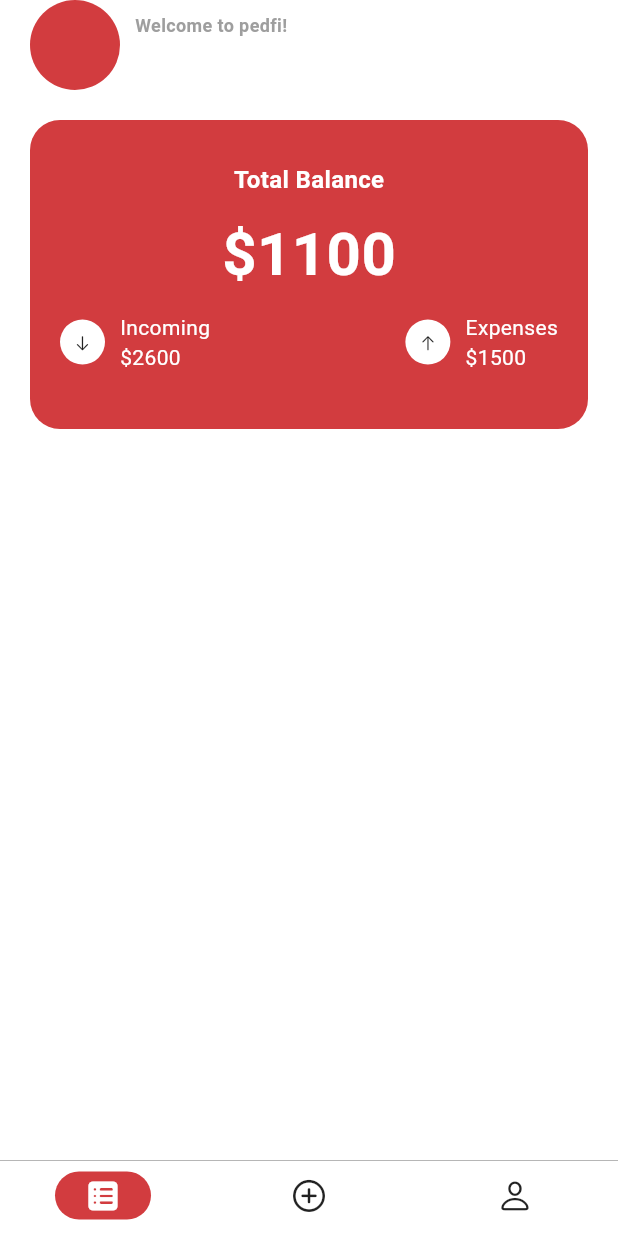
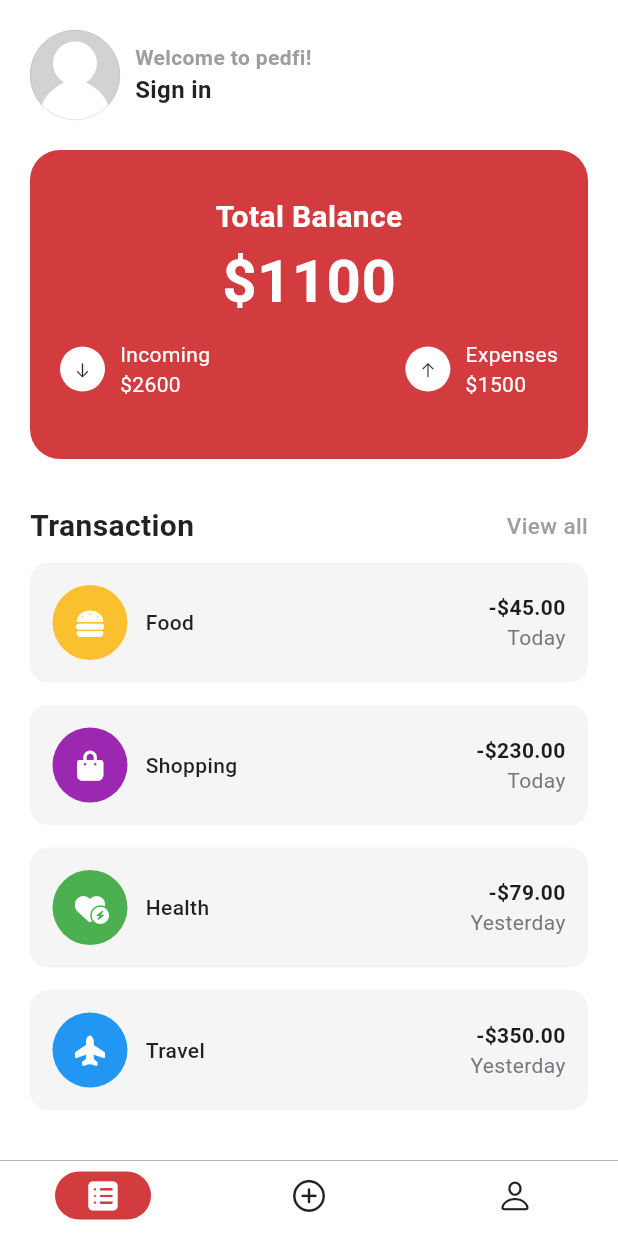
Before and after one commit to hieunmh/PEDFI, a Flutter app: the screen it shows after launch, on a phone screen of 412 x 824 dp. Run offline on Flutter 3.47's test engine with Material 3 defaults, Android fonts, the phone set to English and light mode, and no system bars; our stand-ins replace flutter_dotenv, flutter_iconly, font_awesome_flutter, get, loading_animation_widget, shared_preferences and 1 more; accounts and stored records are empty.

Commit message:
ui: home ui done

```diff
--- a/lib/pages/application/application_bindings.dart
+++ b/lib/pages/application/application_bindings.dart
@@ -1,8 +1,8 @@
 
 import 'package:get/get.dart';
 import 'package:pedfi/pages/application/application_controller.dart';
+import 'package:pedfi/pages/application/home/home_controller.dart';
 import 'package:pedfi/pages/application/profile/profile_controller.dart';
-
 
 class ApplicationBindings extends Bindings {
 
@@ -10,5 +10,6 @@ class ApplicationBindings extends Bindings {
   void dependencies() {
     Get.lazyPut(() => ApplicationController());
     Get.lazyPut(() => ProfileController());
+    Get.lazyPut(() => HomeController());
   }
 }
--- a/lib/pages/application/application_controller.dart
+++ b/lib/pages/application/application_controller.dart
@@ -1,39 +1,27 @@
 import 'package:flutter/cupertino.dart';
 import 'package:flutter/material.dart';
 import 'package:get/get.dart';
+import 'package:supabase_flutter/supabase_flutter.dart';
 
 class ApplicationController extends GetxController {
+
+  final supabase = Supabase.instance.client;
 
   final state = 0.obs;
   final position = ''.obs;
 
+  var userEmail = ''.obs;
+  var joinDate = ''.obs;
+  var isLoggedin = false.obs;
+
+
   late final PageController pageController;
-  // late final List<BottomNavigationBarItem> bottomNavBar;
   late final List<NavigationDestination> bottomNavDes;
 
   @override
   void onInit() {
     super.onInit();
-
-    // bottomNavBar = <BottomNavigationBarItem> [
-    //   const BottomNavigationBarItem(
-    //     activeIcon: Icon(CupertinoIcons.square_list_fill),
-    //     icon: Icon(CupertinoIcons.square_list),
-    //     label: 'Home',
-    //   ),
-
-    //   const BottomNavigationBarItem(
-    //     activeIcon: Icon(CupertinoIcons.add_circled_solid),
-    //     icon: Icon(CupertinoIcons.add_circled),
-    //     label: 'Add',
-    //   ),
-
-    //   const BottomNavigationBarItem(
-    //     activeIcon: Icon(CupertinoIcons.person_fill),
-    //     icon: Icon(CupertinoIcons.person),
-    //     label: 'Profile',
-    //   ),
-    // ];
+    getProfile();
 
     bottomNavDes = const [
       NavigationDestination(
@@ -74,6 +62,19 @@ class ApplicationController extends GetxController {
     super.dispose();
   }
 
+  Future<void> getProfile() async {
+    var email = supabase.auth.currentUser?.email.toString();
+    var createdAt = supabase.auth.currentUser?.createdAt.toString();
+
+    if (email == null || createdAt == null) {
+      return;
+    } else {
+      userEmail.value = email;
+      joinDate.value = createdAt;
+      isLoggedin.value = true;
+    }
+  }
+
   void handlePageChange(int index) {
     state.value = index;
   }
--- a/lib/pages/application/home/home_controller.dart
+++ b/lib/pages/application/home/home_controller.dart
@@ -1,17 +1,19 @@
 import 'package:get/get.dart';
+import 'package:pedfi/pages/application/application_controller.dart';
 
 class HomeController extends GetxController {
 
-List<double> weeklySummary = [
-  4.40,
-  2.50,
-  42.42,
-  10.50,
-  100.20,
-  88.90,
-  26.11
-];
+  var userEmail = ''.obs;
 
+  var appController = Get.find<ApplicationController>();
 
+  @override
+  void onInit() {
+    super.onInit();
+    userEmail.value = appController.userEmail.value;
+  }
 
+  void setUserEmail(String name) {
+    userEmail.value = name;
+  }
 }
--- a/lib/pages/application/home/home_view.dart
+++ b/lib/pages/application/home/home_view.dart
@@ -1,9 +1,9 @@
-import 'package:flutter/cupertino.dart';
 import 'package:flutter/material.dart';
 import 'package:get/get.dart';
 import 'package:pedfi/consts/app_color.dart';
 import 'package:pedfi/pages/application/home/home_controller.dart';
-import 'package:pedfi/pages/application/profile/profile_controller.dart';
+import 'package:pedfi/pages/application/home/total_balance.dart';
+import 'package:pedfi/pages/application/home/transaction.dart';
 import 'package:pedfi/provider/dark_theme_provider.dart';
 import 'package:provider/provider.dart';
 
@@ -18,12 +18,17 @@ class HomePage extends GetView<HomeController>  {
     final Color color = themeState.getDarkTheme ?
     AppColor.textDarkThemeColor : AppColor.textLightThemeColor;
 
-    // final Color bgcolor = themeState.getDarkTheme ?
-    // AppColor.bgDarkThemeColor : AppColor.bgLightThemeColor;
+    final Color bgcolor = themeState.getDarkTheme ?
+    AppColor.bgDarkThemeColor : AppColor.bgLightThemeColor;
 
-    return SafeArea(
+    return Scaffold(
+      appBar: AppBar(
+        toolbarHeight: 0,
+        backgroundColor: bgcolor,
+      ),
+      body: SingleChildScrollView(
         child: Padding(
-        padding: const EdgeInsets.symmetric(horizontal: 20),
+          padding: const EdgeInsets.all(20),
           child: Column(
             children: [
               Row(
@@ -31,9 +36,13 @@ class HomePage extends GetView<HomeController>  {
                   Container(
                     width: 60,
                     height: 60,
-                  decoration: const BoxDecoration(
+                    decoration: BoxDecoration(
                       shape: BoxShape.circle,
-                    color: AppColor.commonColor
+                      image: const DecorationImage(
+                        image: AssetImage('assets/images/placeholder.jpg'),
+                        fit: BoxFit.cover,
+                      ),
+                      border: Border.all(color: Colors.grey, width: 0.2)
                     ),
                   ),
 
@@ -46,15 +55,16 @@ class HomePage extends GetView<HomeController>  {
                         const Text(
                           'Welcome to pedfi!',
                           style: TextStyle(
-                          fontSize: 12,
+                            fontSize: 14,
                             fontWeight: FontWeight.w600,
                             color: Colors.grey
                           ),
                         ),
                         Text(
-                        ProfileController().userEmail.value,
+                          controller.userEmail.value.isEmpty ?
+                          'Sign in' : controller.userEmail.value,
                           style: TextStyle(
-                          fontSize: 18,
+                            fontSize: 16,
                             fontWeight: FontWeight.bold,
                             color: color
                           ),
@@ -66,121 +76,13 @@ class HomePage extends GetView<HomeController>  {
               ),
               const SizedBox(height: 20),
 
-            Container(
-              width: double.infinity,
-              height: MediaQuery.of(context).size.width / 2,
-              decoration: BoxDecoration(
-                color: AppColor.commonColor,
-                borderRadius: BorderRadius.circular(20),
-              ),
-              child: Column(
-                mainAxisAlignment: MainAxisAlignment.center,
-                children: [
-                  const Text(
-                    'Total Balance',
-                    style: TextStyle(
-                      color: Colors.white,
-                      fontSize: 16,
-                      fontWeight: FontWeight.w600
-                    ),
-                  ),
+              const TotalBalance(),
 
-                  const SizedBox(height: 10),
+              const SizedBox(height: 30),
 
-                  const Text(
-                    '\$1100',
-                    style: TextStyle(
-                      color: Colors.white,
-                      fontSize: 40,
-                      fontWeight: FontWeight.bold
-                    ),
-                  ),
-
-                  Padding(
-                    padding: const EdgeInsets.symmetric(vertical: 10, horizontal: 20),
-                    child: Row(
-                      mainAxisAlignment: MainAxisAlignment.spaceBetween,
-                      children: [
-                        Row(
-                          children: [
-                            Container(
-                              width: 30,
-                              height: 30,
-                              decoration: const BoxDecoration(
-                                color: Colors.white,
-                                shape: BoxShape.circle,
-                              ),
-                              child: const Center(
-                                child: Icon(CupertinoIcons.arrow_down, size: 12),
-                              ),
-                            ),
-
-                            const SizedBox(width: 10),
-
-                            const Column(
-                              crossAxisAlignment: CrossAxisAlignment.start,
-                              children: [
-                                Text(
-                                  'Incoming',
-                                  style: TextStyle(
-                                    color: Colors.white
-                                  ),
-                                ),
-
-                                Text(
-                                  '\$2600',
-                                  style: TextStyle(
-                                    color: Colors.white
-                                  ),
-                                ),
-                              ],
-                            )
+              const Transaction()
             ],
           ),
-
-                        Row(
-                          children: [
-                            Container(
-                              width: 30,
-                              height: 30,
-                              decoration: const BoxDecoration(
-                                color: Colors.white,
-                                shape: BoxShape.circle
-                              ),
-                              child: const Center(
-                                child: Icon(CupertinoIcons.arrow_up, size: 12),
-                              ),
-                            ),
-
-                            const SizedBox(width: 10),
-
-                            const Column(
-                              crossAxisAlignment: CrossAxisAlignment.start,
-                              children: [
-                                Text(
-                                  'Expenses',
-                                  style: TextStyle(
-                                    color: Colors.white
-                                  ),
-                                ),
-
-                                Text(
-                                  '\$1500',
-                                  style: TextStyle(
-                                    color: Colors.white
-                                  ),
-                                ),
-                              ],
-                            )
-                          ],
-                        )
-                      ],
-                    ),
-                  )
-                ],
-              ),
-            )
-          ],
         ),
       )
     );
--- /dev/null
+++ b/lib/pages/application/home/total_balance.dart
@@ -0,0 +1,127 @@
+import 'package:flutter/cupertino.dart';
+import 'package:flutter/material.dart';
+import 'package:get/get.dart';
+import 'package:pedfi/consts/app_color.dart';
+import 'package:pedfi/pages/application/home/home_controller.dart';
+
+class TotalBalance extends GetView<HomeController> {
+  const TotalBalance({super.key});
+
+  @override
+  Widget build(BuildContext context) {
+
+
+    return Container(
+      width: double.infinity,
+      height: MediaQuery.of(context).size.width / 2,
+      decoration: BoxDecoration(
+        color: AppColor.commonColor,
+        borderRadius: BorderRadius.circular(20),
+      ),
+      child: Column(
+        mainAxisAlignment: MainAxisAlignment.center,
+        children: [
+          const Text(
+            'Total Balance',
+            style: TextStyle(
+              color: Colors.white,
+              fontSize: 20,
+              fontWeight: FontWeight.w600
+            ),
+          ),
+
+          const Text(
+            '\$1100',
+            style: TextStyle(
+              color: Colors.white,
+              fontSize: 40,
+              fontWeight: FontWeight.bold
+            ),
+          ),
+
+          Padding(
+            padding: const EdgeInsets.symmetric(vertical: 10, horizontal: 20),
+            child: Row(
+              mainAxisAlignment: MainAxisAlignment.spaceBetween,
+              children: [
+                Row(
+                  children: [
+                    Container(
+                      width: 30,
+                      height: 30,
+                      decoration: const BoxDecoration(
+                        color: Colors.white,
+                        shape: BoxShape.circle,
+                      ),
+                      child: const Center(
+                        child: Icon(CupertinoIcons.arrow_down, size: 12),
+                      ),
+                    ),
+
+                    const SizedBox(width: 10),
+
+                    const Column(
+                      crossAxisAlignment: CrossAxisAlignment.start,
+                      children: [
+                        Text(
+                          'Incoming',
+                          style: TextStyle(
+                            color: Colors.white
+                          ),
+                        ),
+
+                        Text(
+                          '\$2600',
+                          style: TextStyle(
+                            color: Colors.white
+                          ),
+                        ),
+                      ],
+                    )
+                  ],
+                ),
+
+                Row(
+                  children: [
+                    Container(
+                      width: 30,
+                      height: 30,
+                      decoration: const BoxDecoration(
+                        color: Colors.white,
+                        shape: BoxShape.circle
+                      ),
+                      child: const Center(
+                        child: Icon(CupertinoIcons.arrow_up, size: 12),
+                      ),
+                    ),
+
+                    const SizedBox(width: 10),
+
+                    const Column(
+                      crossAxisAlignment: CrossAxisAlignment.start,
+                      children: [
+                        Text(
+                          'Expenses',
+                          style: TextStyle(
+                            color: Colors.white
+                          ),
+                        ),
+
+                        Text(
+                          '\$1500',
+                          style: TextStyle(
+                            color: Colors.white
+                          ),
+                        ),
+                      ],
+                    )
+                  ],
+                )
+              ],
+            ),
+          )
+        ],
+      ),
+    );
+  }
+}
--- /dev/null
+++ b/lib/pages/application/home/transaction.dart
@@ -0,0 +1,157 @@
+import 'package:flutter/material.dart';
+import 'package:font_awesome_flutter/font_awesome_flutter.dart';
+import 'package:get/get.dart';
+import 'package:pedfi/consts/app_color.dart';
+import 'package:pedfi/pages/application/home/home_controller.dart';
+import 'package:pedfi/provider/dark_theme_provider.dart';
+import 'package:provider/provider.dart';
+
+class Transaction extends GetView<HomeController> {
+  const Transaction({super.key});
+
+  @override
+  Widget build(BuildContext context) {
+    final themeState = Provider.of<DarkThemeProvider>(context);
+
+    final Color color = themeState.getDarkTheme ?
+    AppColor.textDarkThemeColor : AppColor.textLightThemeColor;
+
+    final bgColor = themeState.getDarkTheme ? Colors.grey.shade900 : Colors.grey.shade100;
+
+
+
+    final List<Map<String, dynamic>> transactionsData = [
+    {
+      'icon': FontAwesomeIcons.burger,
+      'color': Colors.yellow[700],
+      'name': 'Food',
+      'totalAmount': '-\$45.00',
+      'date': 'Today',
+    },
+    {
+      'icon': FontAwesomeIcons.bagShopping,
+      'color': Colors.purple,
+      'name': 'Shopping',
+      'totalAmount': '-\$230.00',
+      'date': 'Today',
+    },
+    {
+      'icon':FontAwesomeIcons.heartCircleBolt,
+      'color': Colors.green,
+      'name': 'Health',
+      'totalAmount': '-\$79.00',
+      'date': 'Yesterday',
+    },
+    {
+      'icon': FontAwesomeIcons.planeUp,
+      'color': Colors.blue,
+      'name': 'Travel',
+      'totalAmount': '-\$350.00',
+      'date': 'Yesterday',
+    }
+  ];
+
+
+    return Column(
+      children: [
+        Row(
+          mainAxisAlignment: MainAxisAlignment.spaceBetween,
+          children: [
+            Text(
+              'Transaction',
+              style: TextStyle(
+                color: color,
+                fontWeight: FontWeight.bold,
+                fontSize: 20
+              ),
+            ),
+
+            const Text(
+              'View all',
+              style: TextStyle(
+                color: Colors.grey,
+                fontWeight: FontWeight.w500,
+                fontSize: 15
+              ),
+            )
+          ],
+        ),
+
+        const SizedBox(height: 10),
+
+        ...List.generate(transactionsData.length, (index) => Padding(
+          padding: const EdgeInsets.only(bottom: 15),
+          child: Container(
+            decoration: BoxDecoration(
+              color: bgColor,
+              borderRadius: BorderRadius.circular(12),
+            ),
+            child: Padding(
+              padding: const EdgeInsets.all(15),
+              child: Row(
+                mainAxisAlignment: MainAxisAlignment.spaceBetween,
+                children: [
+                  Row(
+                    children: [
+                      Stack(
+                        alignment: Alignment.center,
+                        children: [
+                          Container(
+                            width: 50,
+                            height: 50,
+                            decoration: BoxDecoration(
+                              color: transactionsData[index]['color'],
+                              shape: BoxShape.circle
+                            ),
+                          ),
+                          Icon(
+                            transactionsData[index]['icon'],
+                            color: Colors.white,
+                            size: 20,
+                          )
+                        ],
+                      ),
+
+                      const SizedBox(width: 12),
+
+                      Text(
+                        transactionsData[index]['name'],
+                        style: TextStyle(
+                          fontSize: 14,
+                          color: color,
+                          fontWeight: FontWeight.w500
+                        ),
+                      )
+                    ],
+                  ),
+
+                  Column(
+                    crossAxisAlignment: CrossAxisAlignment.end,
+                    children: [
+                      Text(
+                        transactionsData[index]['totalAmount'],
+                        style: TextStyle(
+                          fontSize: 14,
+                          color: Theme.of(context).colorScheme.onBackground,
+                          fontWeight: FontWeight.w700
+                        ),
+                      ),
+                      Text(
+                        transactionsData[index]['date'],
+                        style: TextStyle(
+                          fontSize: 14,
+                          color: Theme.of(context).colorScheme.outline,
+                          fontWeight: FontWeight.w400
+                        ),
+                      ),
+                    ],
+                  )
+                ]
+              ),
+            ),
+          ),
+        )),
+      ],
+    );
+  }
+}
--- a/lib/pages/application/profile/profile_controller.dart
+++ b/lib/pages/application/profile/profile_controller.dart
@@ -1,4 +1,5 @@
 import 'package:get/get.dart';
+import 'package:pedfi/pages/application/application_controller.dart';
 import 'package:supabase_flutter/supabase_flutter.dart';
 
 class ProfileController extends GetxController {
@@ -9,23 +10,15 @@ class ProfileController extends GetxController {
   var joinDate = ''.obs;
   var isLoggedin = false.obs;
 
+  var appController = Get.find<ApplicationController>();
+
   @override
   void onInit() {
     super.onInit();
-    getProfile();
-  }
 
-  Future<void> getProfile() async {
-    var email = supabase.auth.currentUser?.email.toString();
-    var createdAt = supabase.auth.currentUser?.createdAt.toString();
-
-    if (email == null || createdAt == null) {
-      return;
-    } else {
-      userEmail.value = email;
-      joinDate.value = createdAt;
-      isLoggedin.value = true;
-    }
+    userEmail.value = appController.userEmail.value;
+    joinDate.value = appController.joinDate.value;
+    isLoggedin.value = appController.isLoggedin.value;
   }
 
 }
--- a/lib/pages/application/profile/proflie_view.dart
+++ b/lib/pages/application/profile/proflie_view.dart
@@ -187,7 +187,7 @@ class ProfilePage extends GetView<ProfileController> {
 
                 SettingItem(
                   title: 'Virtual Stock',
-                  icon: CupertinoIcons.waveform_path_ecg,
+                  icon: CupertinoIcons.bitcoin,
                   iconColor: themeState.getDarkTheme? Colors.white : Colors.black87,
                   value: '',
                   onTap: () {
--- a/lib/pages/auth/auth_controller.dart
+++ b/lib/pages/auth/auth_controller.dart
@@ -1,5 +1,6 @@
 import 'package:flutter/cupertino.dart';
 import 'package:get/get.dart';
+import 'package:pedfi/pages/application/home/home_controller.dart';
 import 'package:supabase_flutter/supabase_flutter.dart';
 
 class AuthController extends GetxController {
@@ -15,6 +16,8 @@ class AuthController extends GetxController {
   var passwordError = ''.obs;
   var passwordConfirmError = ''.obs;
   var serverError = ''.obs;
+
+  var homeController = Get.find<HomeController>();
 
   Future<void> handleSignIn() async {
 
@@ -61,6 +64,7 @@ class AuthController extends GetxController {
     if (email == null || createdAt == null) {
       return;
     } else {
+      homeController.setUserEmail(email);
       Get.back(
         result: {
           'isLoggedIn': true,
--- a/lib/pages/profile_detail/profiledetail_controller.dart
+++ b/lib/pages/profile_detail/profiledetail_controller.dart
@@ -1,4 +1,5 @@
 import 'package:get/get.dart';
+import 'package:pedfi/pages/application/home/home_controller.dart';
 import 'package:supabase_flutter/supabase_flutter.dart';
 
 class ProfileDetailController extends GetxController {
@@ -10,6 +11,8 @@ class ProfileDetailController extends GetxController {
 
   late String userEmail;
   late String joinDate;
+
+  var homeController = Get.find<HomeController>();
 
   @override
   void onInit() async {
@@ -27,6 +30,7 @@ class ProfileDetailController extends GetxController {
     isLoading.value = true;
 
     await supabase.auth.signOut();
+    homeController.setUserEmail('Sign in');
 
     Get.back(
       result: {
--- a/pubspec.yaml
+++ b/pubspec.yaml
@@ -24,6 +24,7 @@ dependencies:
   intl: ^0.19.0
   loading_animation_widget: ^1.2.1
   get: ^4.6.6
+  font_awesome_flutter: ^10.7.0
 
 dev_dependencies:
   flutter_test:
```
Also changed, not shown: assets/images/entertainment.png (added), assets/images/food.png (added), assets/images/shopping.png (added), assets/images/travel.png (added), lib/consts/transactions.dart (added), pubspec.lock. Lines whose indentation alone changed are shown as unchanged.
